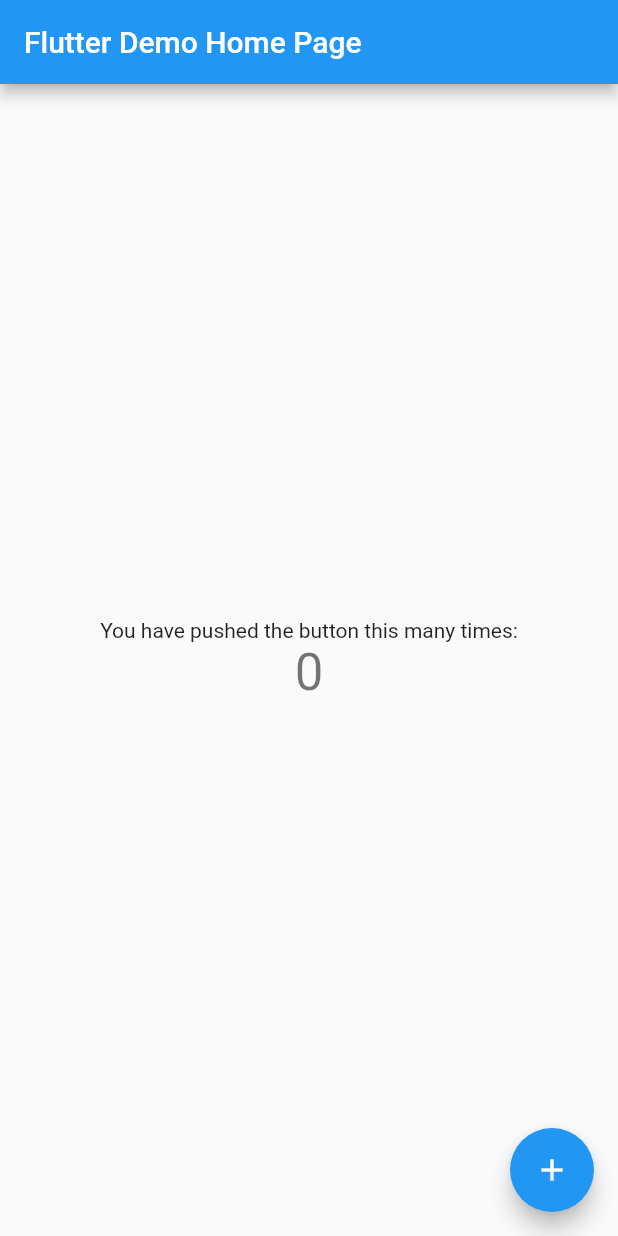
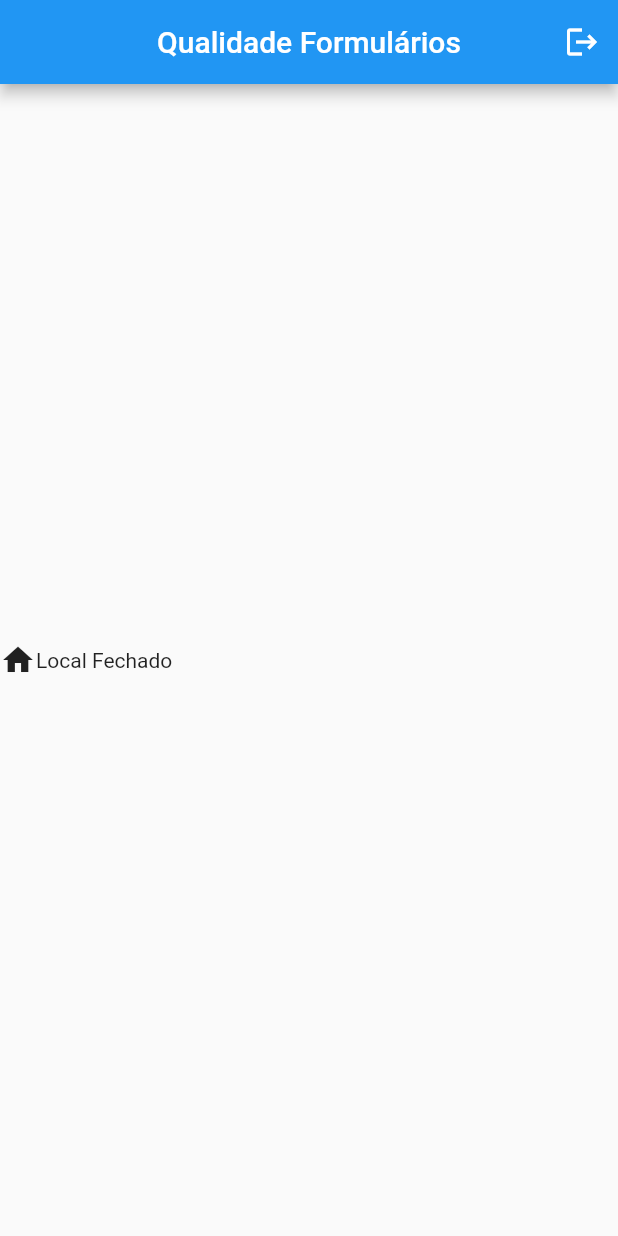
Before and after one commit to WalterLimaViana/qualidade_forms, a Flutter app: the screen it shows after launch, on a phone screen of 412 x 824 dp. Run offline on Flutter 3.47's test engine with Material 2 defaults, Android fonts, the phone set to English and light mode, and no system bars.

Commit message:
criação página principal

```diff
--- a/lib/main.dart
+++ b/lib/main.dart
@@ -1,4 +1,5 @@
 import 'package:flutter/material.dart';
+import 'package:qualidade_forms/pages/homepage.dart';
 
 void main() {
   runApp(const MyApp());
@@ -11,105 +12,12 @@
   @override
   Widget build(BuildContext context) {
     return MaterialApp(
+      debugShowCheckedModeBanner: false,
       title: 'Flutter Demo',
       theme: ThemeData(
-        // This is the theme of your application.
-        //
-        // Try running your application with "flutter run". You'll see the
-        // application has a blue toolbar. Then, without quitting the app, try
-        // changing the primarySwatch below to Colors.green and then invoke
-        // "hot reload" (press "r" in the console where you ran "flutter run",
-        // or simply save your changes to "hot reload" in a Flutter IDE).
-        // Notice that the counter didn't reset back to zero; the application
-        // is not restarted.
         primarySwatch: Colors.blue,
       ),
-      home: const MyHomePage(title: 'Flutter Demo Home Page'),
+      home: HomePage(),
     );
   }
 }
-
-class MyHomePage extends StatefulWidget {
-  const MyHomePage({Key? key, required this.title}) : super(key: key);
-
-  // This widget is the home page of your application. It is stateful, meaning
-  // that it has a State object (defined below) that contains fields that affect
-  // how it looks.
-
-  // This class is the configuration for the state. It holds the values (in this
-  // case the title) provided by the parent (in this case the App widget) and
-  // used by the build method of the State. Fields in a Widget subclass are
-  // always marked "final".
-
-  final String title;
-
-  @override
-  State<MyHomePage> createState() => _MyHomePageState();
-}
-
-class _MyHomePageState extends State<MyHomePage> {
-  int _counter = 0;
-
-  void _incrementCounter() {
-    setState(() {
-      // This call to setState tells the Flutter framework that something has
-      // changed in this State, which causes it to rerun the build method below
-      // so that the display can reflect the updated values. If we changed
-      // _counter without calling setState(), then the build method would not be
-      // called again, and so nothing would appear to happen.
-      _counter++;
-    });
-  }
-
-  @override
-  Widget build(BuildContext context) {
-    // This method is rerun every time setState is called, for instance as done
-    // by the _incrementCounter method above.
-    //
-    // The Flutter framework has been optimized to make rerunning build methods
-    // fast, so that you can just rebuild anything that needs updating rather
-    // than having to individually change instances of widgets.
-    return Scaffold(
-      appBar: AppBar(
-        // Here we take the value from the MyHomePage object that was created by
-        // the App.build method, and use it to set our appbar title.
-        title: Text(widget.title),
-      ),
-      body: Center(
-        // Center is a layout widget. It takes a single child and positions it
-        // in the middle of the parent.
-        child: Column(
-          // Column is also a layout widget. It takes a list of children and
-          // arranges them vertically. By default, it sizes itself to fit its
-          // children horizontally, and tries to be as tall as its parent.
-          //
-          // Invoke "debug painting" (press "p" in the console, choose the
-          // "Toggle Debug Paint" action from the Flutter Inspector in Android
-          // Studio, or the "Toggle Debug Paint" command in Visual Studio Code)
-          // to see the wireframe for each widget.
-          //
-          // Column has various properties to control how it sizes itself and
-          // how it positions its children. Here we use mainAxisAlignment to
-          // center the children vertically; the main axis here is the vertical
-          // axis because Columns are vertical (the cross axis would be
-          // horizontal).
-          mainAxisAlignment: MainAxisAlignment.center,
-          children: <Widget>[
-            const Text(
-              'You have pushed the button this many times:',
-            ),
-            Text(
-              '$_counter',
-              style: Theme.of(context).textTheme.headline4,
-            ),
-          ],
-        ),
-      ),
-      floatingActionButton: FloatingActionButton(
-        onPressed: _incrementCounter,
-        tooltip: 'Increment',
-        child: const Icon(Icons.add),
-      ), // This trailing comma makes auto-formatting nicer for build methods.
-    );
-  }
-}
--- /dev/null
+++ b/lib/pages/homepage.dart
@@ -0,0 +1,43 @@
+import 'package:flutter/material.dart';
+
+class HomePage extends StatefulWidget {
+  HomePage({Key? key}) : super(key: key);
+
+  @override
+  State<HomePage> createState() => _HomePageState();
+}
+
+class _HomePageState extends State<HomePage> {
+  @override
+  Widget build(BuildContext context) {
+    return Scaffold(
+      appBar: AppBar(
+        title: Text('Qualidade Formulários'),
+        centerTitle: true,
+        actions: [
+          IconButton(
+            onPressed: () {},
+            icon: Icon(Icons.logout),
+          )
+        ],
+      ),
+      body: Center(
+        child: Column(
+          mainAxisAlignment: MainAxisAlignment.center,
+          crossAxisAlignment: CrossAxisAlignment.center,
+          children: [
+            GestureDetector(
+              onTap: () {},
+              child: Row(
+                children: [
+                  Icon(Icons.home),
+                  Text('Local Fechado'),
+                ],
+              ),
+            )
+          ],
+        ),
+      ),
+    );
+  }
+}
```
